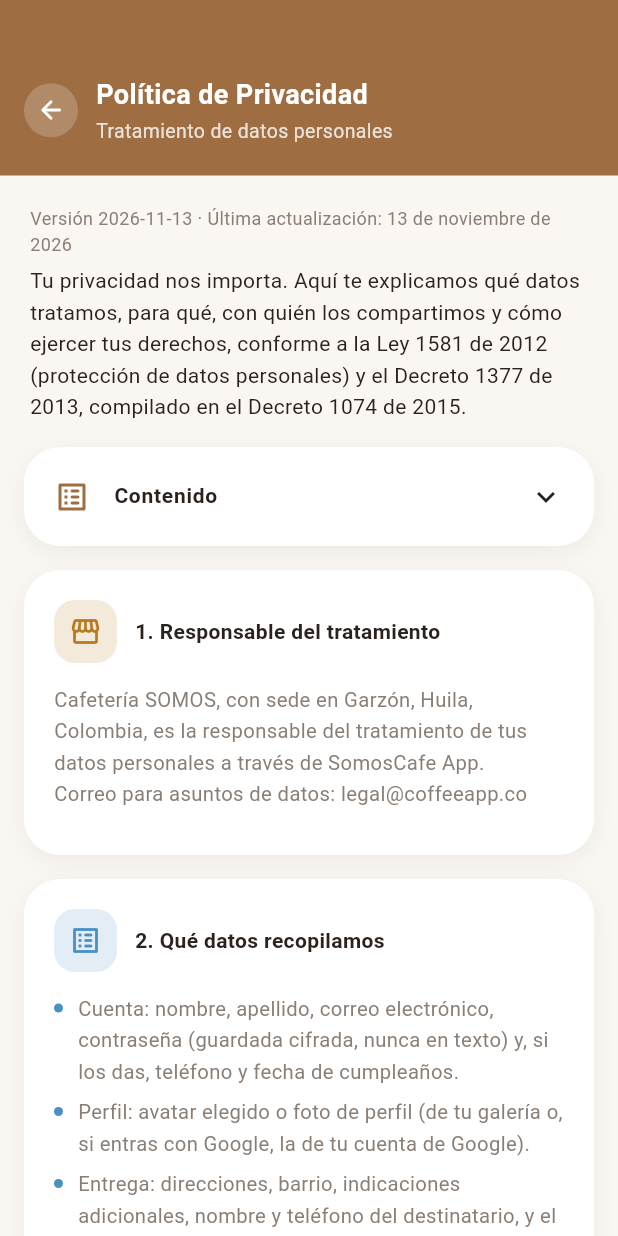
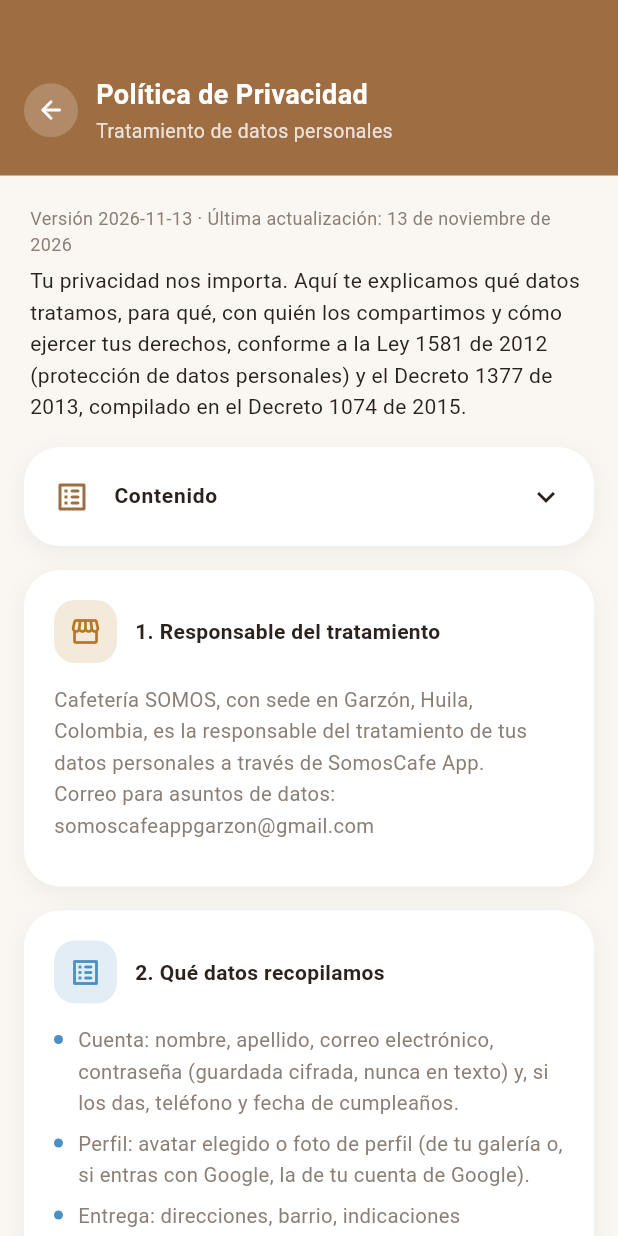
Before and after one commit to SomosCafeApp/SomosCafe-ProyectoColaborativo, a Flutter app: the DocumentsPage screen opened directly, after a tap on "Política de Privacidad", on a phone screen of 412 x 824 dp. Run offline on Flutter 3.47's test engine with Material 3 defaults, Android fonts, the phone set to English and light mode, and no system bars; our stand-ins replace firebase_core, firebase_messaging, flutter_local_notifications, flutter_tts, geocoding, google_maps_flutter and 4 more; missing offline and left inert: gal; accounts and stored records are empty; network calls fail.

Commit message:
Cambiar correo de contacto a somoscafeappgarzon@gmail.com

```diff
--- a/frontend/lib/core/config/app_info.dart
+++ b/frontend/lib/core/config/app_info.dart
@@ -13,7 +13,7 @@ class AppInfo {
   static const String location = 'Garzón, Huila, Colombia';
 
   /// Correo para asuntos legales, de datos personales y PQR.
-  static const String legalEmail = 'legal@coffeeapp.co';
+  static const String legalEmail = 'somoscafeappgarzon@gmail.com';
 
   /// Versión vigente de los Términos y de la Política de Privacidad.
   /// Se envía al backend como constancia al registrarse. Cámbiala cuando
--- a/frontend/lib/documents/content/delete_account_content.dart
+++ b/frontend/lib/documents/content/delete_account_content.dart
@@ -33,7 +33,7 @@ const AppDocument deleteAccountDocument = AppDocument(
       accent: Color(0xFF4A90C2),
       title: 'Si no puedes entrar a la app',
       blocks: [
-        DocBlock.p('Escribe a legal@coffeeapp.co desde el correo con el que te registraste, con el asunto "Eliminar mi cuenta" e indica tu nombre. Atenderemos tu solicitud dentro de los plazos de la Ley 1581 de 2012.'),
+        DocBlock.p('Escribe a somoscafeappgarzon@gmail.com desde el correo con el que te registraste, con el asunto "Eliminar mi cuenta" e indica tu nombre. Atenderemos tu solicitud dentro de los plazos de la Ley 1581 de 2012.'),
       ],
     ),
     DocSection(
--- a/frontend/lib/documents/content/faq_content.dart
+++ b/frontend/lib/documents/content/faq_content.dart
@@ -91,7 +91,7 @@ const AppDocument faqDocument = AppDocument(
       accent: Color(0xFF4A90C2),
       title: '¿Cómo contacto a la cafetería?',
       blocks: [
-        DocBlock.p('Desde Configuración > Soporte: Centro de Ayuda (ChatBot) o WhatsApp. También por correo a legal@coffeeapp.co.'),
+        DocBlock.p('Desde Configuración > Soporte: Centro de Ayuda (ChatBot) o WhatsApp. También por correo a somoscafeappgarzon@gmail.com.'),
       ],
     ),
   ],
--- a/frontend/lib/documents/content/privacy_content.dart
+++ b/frontend/lib/documents/content/privacy_content.dart
@@ -19,7 +19,7 @@ const AppDocument privacyDocument = AppDocument(
       accent: Color(0xFFB7791F),
       title: 'Responsable del tratamiento',
       blocks: [
-        DocBlock.p('Cafetería SOMOS, con sede en Garzón, Huila, Colombia, es la responsable del tratamiento de tus datos personales a través de SomosCafe App.\nCorreo para asuntos de datos: legal@coffeeapp.co'),
+        DocBlock.p('Cafetería SOMOS, con sede en Garzón, Huila, Colombia, es la responsable del tratamiento de tus datos personales a través de SomosCafe App.\nCorreo para asuntos de datos: somoscafeappgarzon@gmail.com'),
       ],
     ),
     DocSection(
@@ -135,7 +135,7 @@ const AppDocument privacyDocument = AppDocument(
           'Revocar la autorización y solicitar la supresión de tus datos.',
           'Acceder de forma gratuita a tus datos personales.',
         ]),
-        DocBlock.p('Para ejercerlos puedes editar tus datos en Configuración > Datos personales, eliminar tu cuenta desde la app, o escribir a legal@coffeeapp.co indicando tu nombre y el correo de tu cuenta. Responderemos las consultas en máximo 10 días hábiles y los reclamos en máximo 15 días hábiles, prorrogables según el artículo 14 y el artículo 15 de la Ley 1581 de 2012.'),
+        DocBlock.p('Para ejercerlos puedes editar tus datos en Configuración > Datos personales, eliminar tu cuenta desde la app, o escribir a somoscafeappgarzon@gmail.com indicando tu nombre y el correo de tu cuenta. Responderemos las consultas en máximo 10 días hábiles y los reclamos en máximo 15 días hábiles, prorrogables según el artículo 14 y el artículo 15 de la Ley 1581 de 2012.'),
       ],
     ),
     DocSection(
@@ -149,7 +149,7 @@ const AppDocument privacyDocument = AppDocument(
           'Tu cuenta queda anonimizada: se borran nombre, correo, teléfono, fecha de cumpleaños y el vínculo con Google.',
           'En tus pedidos anteriores se eliminan el nombre, teléfono y dirección de entrega y el comprobante de pago; se conservan solo los montos y productos para fines contables.',
         ]),
-        DocBlock.p('Si no puedes entrar a la app, pide la eliminación escribiendo a legal@coffeeapp.co desde el correo de tu cuenta.'),
+        DocBlock.p('Si no puedes entrar a la app, pide la eliminación escribiendo a somoscafeappgarzon@gmail.com desde el correo de tu cuenta.'),
       ],
     ),
     DocSection(
@@ -165,7 +165,7 @@ const AppDocument privacyDocument = AppDocument(
       accent: Color(0xFFB7791F),
       title: 'Contacto',
       blocks: [
-        DocBlock.p('Cafetería SOMOS · Garzón, Huila, Colombia\nCorreo: legal@coffeeapp.co'),
+        DocBlock.p('Cafetería SOMOS · Garzón, Huila, Colombia\nCorreo: somoscafeappgarzon@gmail.com'),
       ],
     ),
   ],
--- a/frontend/lib/documents/content/terms_content.dart
+++ b/frontend/lib/documents/content/terms_content.dart
@@ -218,7 +218,7 @@ const AppDocument termsDocument = AppDocument(
       accent: Color(0xFF4A90C2),
       title: 'Contacto',
       blocks: [
-        DocBlock.p('Correo: legal@coffeeapp.co\nWhatsApp: desde Configuración > Soporte > Escríbenos por WhatsApp\nUbicación: Garzón, Huila, Colombia'),
+        DocBlock.p('Correo: somoscafeappgarzon@gmail.com\nWhatsApp: desde Configuración > Soporte > Escríbenos por WhatsApp\nUbicación: Garzón, Huila, Colombia'),
       ],
     ),
   ],
--- a/frontend/pubspec.yaml
+++ b/frontend/pubspec.yaml
@@ -16,7 +16,7 @@ publish_to: 'none' # Remove this line if you wish to publish to pub.dev
 # https://developer.apple.com/library/archive/documentation/General/Reference/InfoPlistKeyReference/Articles/CoreFoundationKeys.html
 # In Windows, build-name is used as the major, minor, and patch parts
 # of the product and file versions while build-number is used as the build suffix.
-version: 1.0.0+1
+version: 1.0.0+2
 
 environment:
   sdk: ^3.11.5
```
Also changed, not shown: 9 other files.
